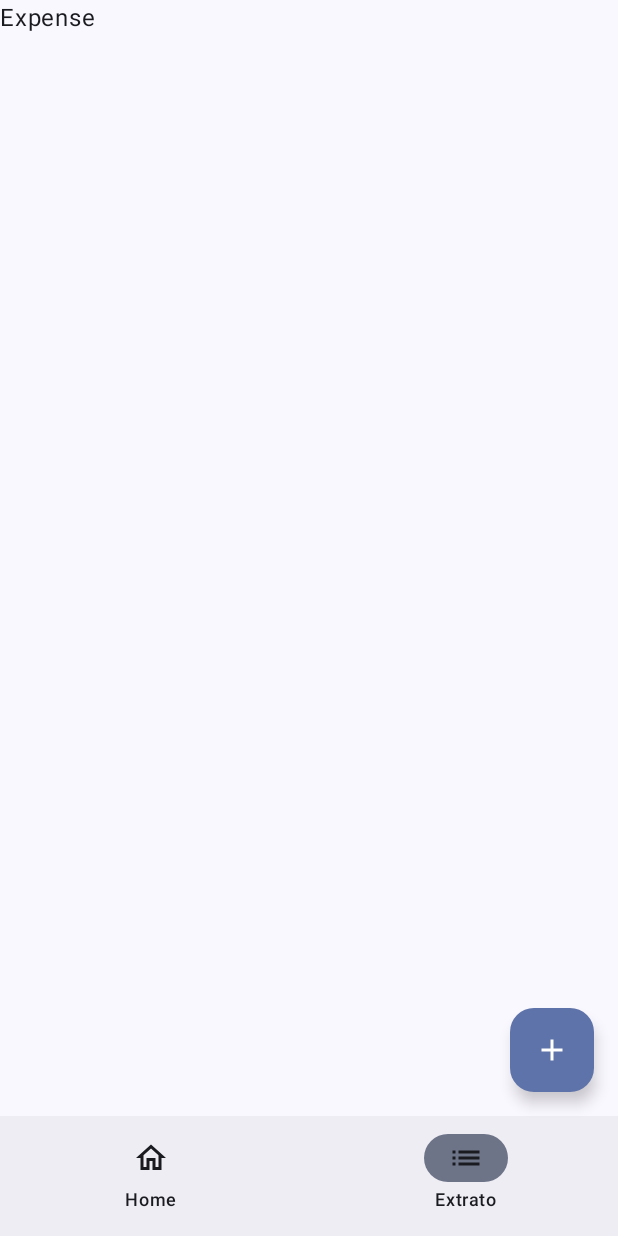
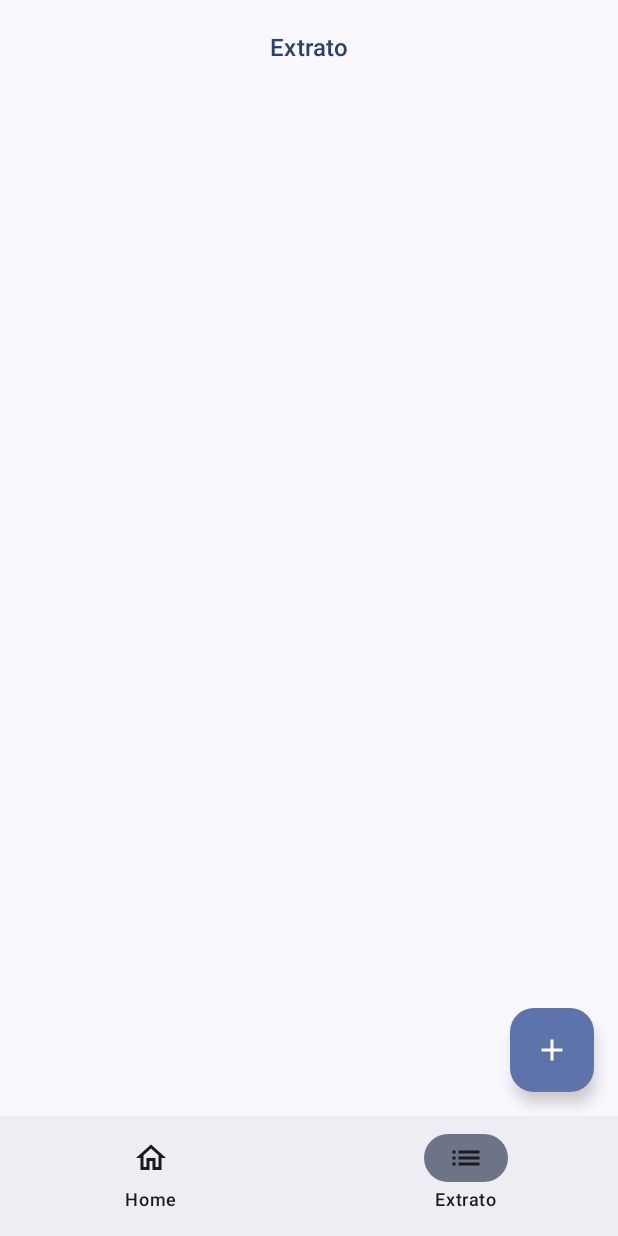
Before and after one commit to Renderson/CashFlowApp, an Android app built with Jetpack Compose: the screen it shows after launch (MainActivity), item 2 of the bottom bar chosen, on a phone screen of 412 x 824 dp. Run offline under Robolectric (Android 15) with nearby library versions, the phone set to English and light mode, and no system bars; our stand-ins replace Dagger/Hilt's generated code.

Commit message:
add topBar in my app

```diff
--- a/app/src/main/java/com/renderson/cashflowapp/graphs/BottomBarNavGraph.kt
+++ b/app/src/main/java/com/renderson/cashflowapp/graphs/BottomBarNavGraph.kt
@@ -21,14 +21,14 @@ fun BottomNavGraph(navController: NavHostController) {
     ) {
         composable(route = BottomNavItem.Home.route) {
             HomeScreen(
-                BottomNavItem.Home.route
+                BottomNavItem.Home.title
             ) {
                 navController.navigate(Graph.DETAILS)
             }
         }
         composable(route = BottomNavItem.Extract.route) {
             ExtractScreen(
-                BottomNavItem.Extract.route
+                BottomNavItem.Extract.title
             ) { }
         }
     }
--- a/app/src/main/java/com/renderson/cashflowapp/graphs/RegisterNavGraph.kt
+++ b/app/src/main/java/com/renderson/cashflowapp/graphs/RegisterNavGraph.kt
@@ -13,7 +13,7 @@ fun NavGraphBuilder.detailsNavGraph(navController: NavHostController) {
     ) {
         composable(route = DetailsScreen.Register.route) {
             RegisterScreen(
-                name = DetailsScreen.Register.route,
+                name = DetailsScreen.Register.title,
                 onClick = {
                     navController.popBackStack()
                 }
@@ -22,6 +22,6 @@ fun NavGraphBuilder.detailsNavGraph(navController: NavHostController) {
     }
 }
 
-sealed class DetailsScreen(val route: String) {
-    object Register : DetailsScreen(route = "REGISTER")
+sealed class DetailsScreen(val title: String, val route: String) {
+    object Register : DetailsScreen(title = "Registro", route = "register")
 }
--- a/app/src/main/java/com/renderson/cashflowapp/screens/ExtractScreen.kt
+++ b/app/src/main/java/com/renderson/cashflowapp/screens/ExtractScreen.kt
@@ -1,9 +1,36 @@
 package com.renderson.cashflowapp.screens
 
+import android.annotation.SuppressLint
+import androidx.compose.foundation.layout.fillMaxSize
+import androidx.compose.material3.ExperimentalMaterial3Api
+import androidx.compose.material3.Scaffold
 import androidx.compose.material3.Text
 import androidx.compose.runtime.Composable
+import androidx.compose.ui.Modifier
+import androidx.compose.ui.tooling.preview.Preview
+import com.renderson.cashflowapp.util.components.CashFlowAppBar
 
+@SuppressLint("UnusedMaterial3ScaffoldPaddingParameter")
+@OptIn(ExperimentalMaterial3Api::class)
 @Composable
 fun ExtractScreen(name: String, onClick: () -> Unit) {
-    Text(text = "Expense")
+    Scaffold (
+        modifier = Modifier
+            .fillMaxSize(),
+        topBar =  {
+            CashFlowAppBar(
+                title = name,
+                iconBackVisible = false
+            )
+        },
+        content = {
+            Text(text = "")
+        }
+    )
 }
+
+@Preview
+@Composable
+fun PreviewExtractScreen() {
+    ExtractScreen("", {})
+}
--- a/app/src/main/java/com/renderson/cashflowapp/screens/HomeScreen.kt
+++ b/app/src/main/java/com/renderson/cashflowapp/screens/HomeScreen.kt
@@ -1,9 +1,37 @@
 package com.renderson.cashflowapp.screens
 
+import android.annotation.SuppressLint
+import androidx.compose.foundation.layout.fillMaxSize
+import androidx.compose.material3.ExperimentalMaterial3Api
+import androidx.compose.material3.Scaffold
 import androidx.compose.material3.Text
+import androidx.compose.material3.TopAppBar
 import androidx.compose.runtime.Composable
+import androidx.compose.ui.Modifier
+import androidx.compose.ui.tooling.preview.Preview
+import com.renderson.cashflowapp.util.components.CashFlowAppBar
 
+@OptIn(ExperimentalMaterial3Api::class)
+@SuppressLint("UnusedMaterial3ScaffoldPaddingParameter")
 @Composable
 fun HomeScreen(name: String, onClick: () -> Unit) {
-    Text(text = "Home")
+    Scaffold (
+        modifier = Modifier
+            .fillMaxSize(),
+        topBar =  {
+            CashFlowAppBar(
+                title = name,
+                iconBackVisible = false
+            )
+        },
+        content = {
+            Text(text = "")
+        }
+    )
 }
+
+@Preview
+@Composable
+fun PreviewHomeScreen() {
+    HomeScreen("", {})
+}
--- a/app/src/main/java/com/renderson/cashflowapp/screens/MainScreen.kt
+++ b/app/src/main/java/com/renderson/cashflowapp/screens/MainScreen.kt
@@ -14,6 +14,7 @@ import androidx.compose.material3.Scaffold
 import androidx.compose.material3.Text
 import androidx.compose.runtime.Composable
 import androidx.compose.runtime.getValue
+import androidx.compose.ui.tooling.preview.Preview
 import androidx.navigation.NavDestination
 import androidx.navigation.NavDestination.Companion.hierarchy
 import androidx.navigation.NavGraph.Companion.findStartDestination
@@ -106,3 +107,9 @@ fun RowScope.AddItem(
         }
     )
 }
+
+@Preview
+@Composable
+fun PreviewMainScreen() {
+    MainScreen() {}
+}
--- /dev/null
+++ b/app/src/main/java/com/renderson/cashflowapp/util/components/CashFlowAppBar.kt
@@ -0,0 +1,76 @@
+package com.renderson.cashflowapp.util.components
+
+import androidx.compose.foundation.layout.Row
+import androidx.compose.foundation.layout.size
+import androidx.compose.material.icons.Icons
+import androidx.compose.material.icons.filled.ArrowBack
+import androidx.compose.material.icons.filled.Home
+import androidx.compose.material3.CenterAlignedTopAppBar
+import androidx.compose.material3.ExperimentalMaterial3Api
+import androidx.compose.material3.Icon
+import androidx.compose.material3.IconButton
+import androidx.compose.material3.MaterialTheme
+import androidx.compose.material3.Text
+import androidx.compose.runtime.Composable
+import androidx.compose.ui.Modifier
+import androidx.compose.ui.graphics.Color
+import androidx.compose.ui.graphics.vector.ImageVector
+import androidx.compose.ui.text.style.TextAlign
+import androidx.compose.ui.tooling.preview.Preview
+import androidx.compose.ui.unit.dp
+
+@OptIn(ExperimentalMaterial3Api::class)
+@Composable
+fun CashFlowAppBar(
+    title: String = "",
+    colorViews: Color = MaterialTheme.colorScheme.primary,
+    icon: ImageVector = Icons.Filled.Home,
+    iconBackVisible: Boolean = true,
+    iconHomeVisible: Boolean = false,
+    onIconBackClick: (() -> Unit)? = null,
+    onIconHomeClick: (() -> Unit)? = null
+) {
+    CenterAlignedTopAppBar(
+        title = {
+            if (title.isNotEmpty()) {
+                Text(
+                    text = title,
+                    textAlign = TextAlign.Center,
+                    color = colorViews,
+                    style = MaterialTheme.typography.titleMedium
+                )
+            }
+        },
+        navigationIcon = {
+            if (iconBackVisible) {
+                IconButton(onClick = { onIconBackClick?.let { click -> click() } }) {
+                    Icon(
+                        imageVector = Icons.Filled.ArrowBack,//painterResource(id = R.drawable.ic_back_native),
+                        tint = colorViews,
+                        contentDescription = "Voltar"
+                    )
+                }
+            }
+        },
+        actions = {
+            Row {
+                if (iconHomeVisible) {
+                    IconButton(onClick = { onIconHomeClick?.invoke() }) {
+                        Icon(
+                            imageVector = icon,
+                            modifier = Modifier.size(23.dp),
+                            tint = colorViews,
+                            contentDescription = "Home"
+                        )
+                    }
+                }
+            }
+        },
+    )
+}
+
+@Preview(showBackground = true)
+@Composable
+private fun PreviewQuantaAppBar() {
+    CashFlowAppBar(title = "Page Title")
+}
```
Also changed, not shown: app/src/main/java/com/renderson/cashflowapp/screens/RegisterScreen.kt (+29 -1 lines).
